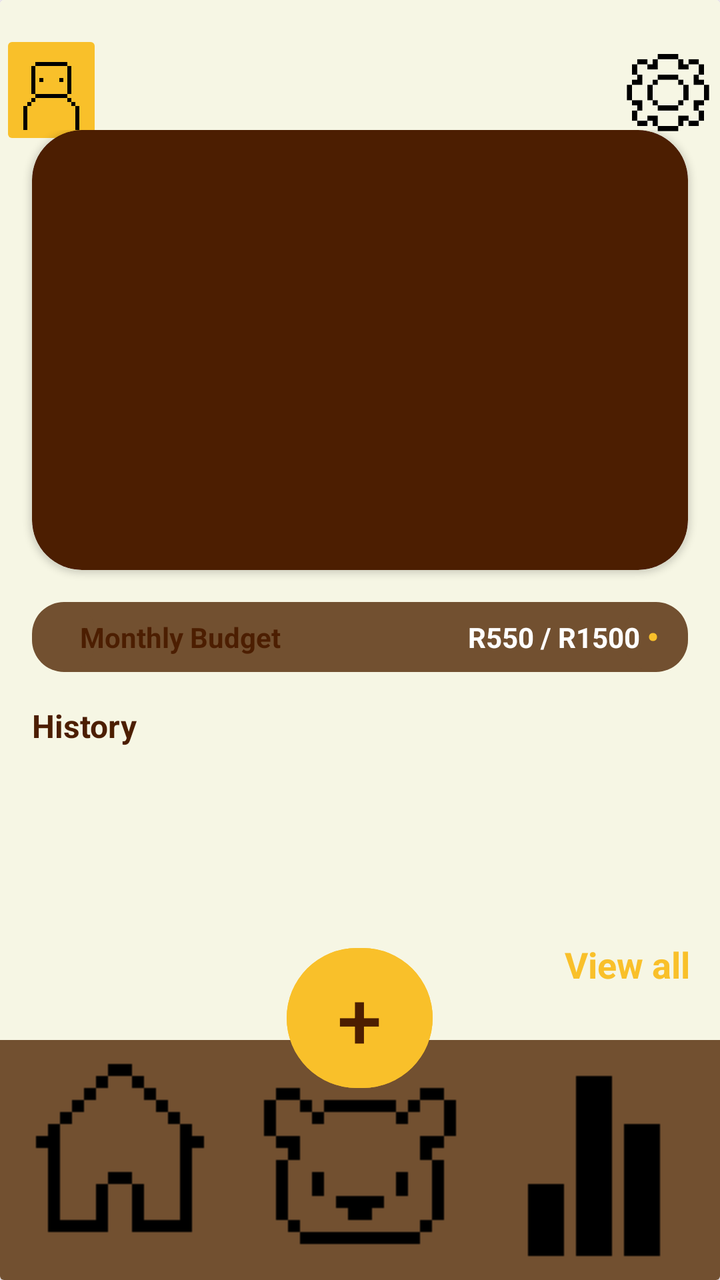
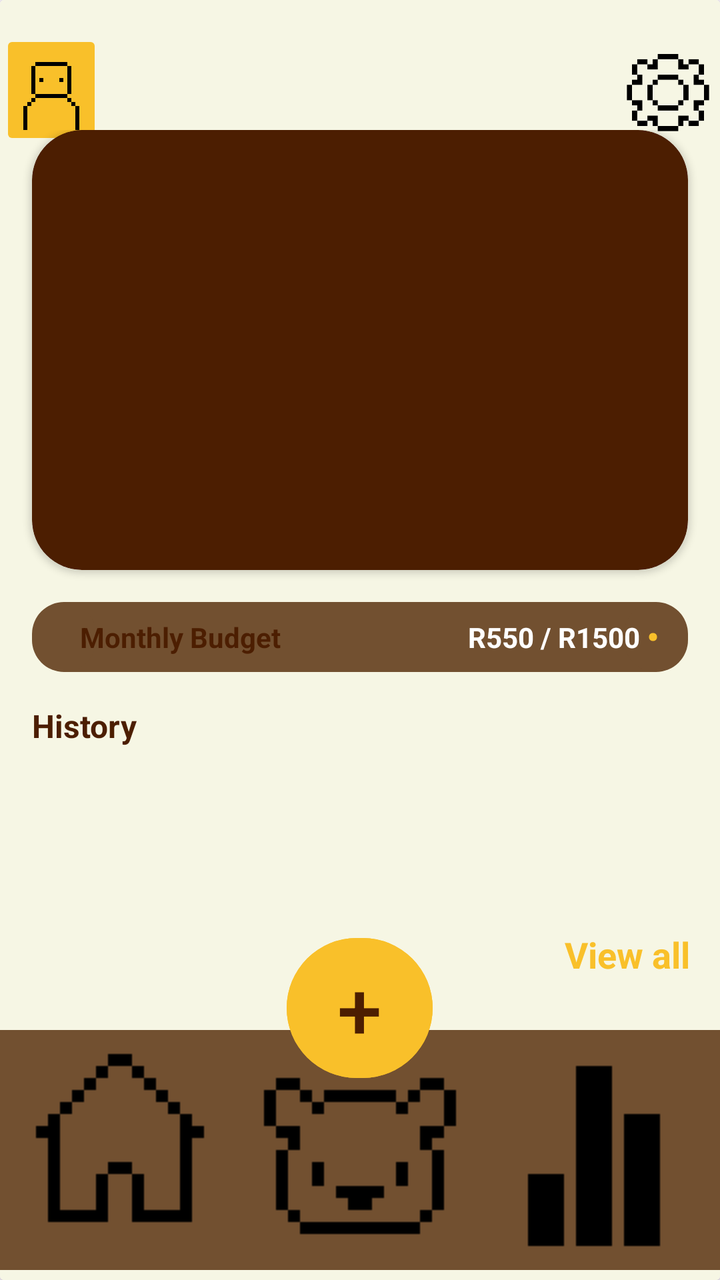

Before-and-after screenshots of an Android layout around one commit, followed by the original layout XML and the change that was made.
<!-- AndroidManifest.xml: application theme Theme.BeeBudgetingLimited -->
<!-- res/layout/activity_home_screen.xml -->
<?xml version="1.0" encoding="utf-8"?>
<androidx.drawerlayout.widget.DrawerLayout xmlns:android="http://schemas.android.com/apk/res/android"
    xmlns:app="http://schemas.android.com/apk/res-auto"
    xmlns:tools="http://schemas.android.com/tools"
    android:id="@+id/main"
    android:layout_width="match_parent"
    android:layout_height="match_parent"
    android:rotation="0"
    android:rotationX="0"
    android:rotationY="0"
    tools:context=".HomeScreen"
    >

    <androidx.cardview.widget.CardView
        android:layout_width="match_parent"
        android:layout_height="wrap_content">

        <LinearLayout
            android:layout_width="match_parent"
            android:layout_height="match_parent"
            android:orientation="vertical"
            android:background="#f6f6e4">

            

            
            <LinearLayout
                android:id="@+id/topBar"
                android:layout_width="match_parent"
                android:layout_height="60dp"
                android:layout_marginVertical="15dp"
                android:orientation="horizontal">


                <ImageButton
                    android:id="@+id/ProfileBtn"
                    android:layout_width="0dp"
                    android:layout_height="wrap_content"
                    android:layout_weight="0.2"
                    android:backgroundTint="@color/Bright_yellow"
                    android:scaleType="centerCrop"
                    app:srcCompat="@drawable/profileicon" />

                <ImageView
                    android:id="@+id/imageView3"
                    android:layout_width="0dp"
                    android:layout_height="wrap_content"
                    android:layout_weight="1"
                    android:alpha="0"
                    app:srcCompat="@drawable/house" />

                <ImageButton
                    android:id="@+id/Settingsbtn"
                    android:layout_width="0dp"
                    android:layout_height="match_parent"
                    android:layout_weight="0.2"
                    android:background="@android:color/transparent"
                    android:scaleType="fitCenter"
                    app:srcCompat="@drawable/cogicon" />

            </LinearLayout>

        </LinearLayout>

        <androidx.constraintlayout.widget.ConstraintLayout
            android:id="@+id/contentArea"
            android:layout_width="match_parent"
            android:layout_height="match_parent"
            android:layout_marginTop="65dp"
            android:layout_marginBottom="165dp">

            
            <androidx.cardview.widget.CardView
                android:id="@+id/overviewArea"
                android:layout_width="0dp"
                android:layout_height="220dp"
                android:layout_marginStart="16dp"
                android:layout_marginEnd="16dp"
                android:visibility="visible"
                app:cardBackgroundColor="@color/Dark_brown"
                app:cardCornerRadius="25dp"
                app:layout_constraintTop_toTopOf="parent"
                app:layout_constraintStart_toStartOf="parent"
                app:layout_constraintEnd_toEndOf="parent" />

            
            <com.google.android.material.progressindicator.LinearProgressIndicator
                android:id="@+id/progressBarBudget"
                android:layout_width="0dp"
                android:layout_height="wrap_content"
                android:layout_marginStart="16dp"
                android:layout_marginEnd="16dp"
                android:layout_marginTop="16dp"
                app:layout_constraintTop_toBottomOf="@+id/overviewArea"
                app:layout_constraintStart_toStartOf="parent"
                app:layout_constraintEnd_toEndOf="parent"
                android:max="100"
                android:progress="50"
                app:trackCornerRadius="16dp"
                app:trackThickness="35dp"
                app:indicatorColor="@color/Bright_yellow"
                app:trackColor="@color/Gray_brown" />

            <TextView
                android:id="@+id/tvBudgetTitle"
                android:layout_width="wrap_content"
                android:layout_height="wrap_content"
                android:layout_marginStart="24dp"
                android:text="Monthly Budget"
                android:textColor="@color/Dark_brown"
                android:textStyle="bold"
                app:layout_constraintBottom_toBottomOf="@id/progressBarBudget"
                app:layout_constraintStart_toStartOf="@id/progressBarBudget"
                app:layout_constraintTop_toTopOf="@id/progressBarBudget" />

            <TextView
                android:id="@+id/tvBudgetAmounts"
                android:layout_width="wrap_content"
                android:layout_height="wrap_content"
                android:layout_marginEnd="24dp"
                android:text="R550 / R1500"
                android:textColor="@android:color/white"
                android:textStyle="bold"
                app:layout_constraintBottom_toBottomOf="@id/progressBarBudget"
                app:layout_constraintEnd_toEndOf="@id/progressBarBudget"
                app:layout_constraintTop_toTopOf="@id/progressBarBudget" />

            
            <TextView
                android:id="@+id/tvHistoryLabel"
                android:layout_width="wrap_content"
                android:layout_height="wrap_content"
                android:layout_marginStart="16dp"
                android:layout_marginTop="16dp"
                android:text="History"
                android:textColor="@color/Dark_brown"
                android:textStyle="bold"
                android:textSize="16sp"
                app:layout_constraintTop_toBottomOf="@id/progressBarBudget"
                app:layout_constraintStart_toStartOf="parent" />

            
            <androidx.recyclerview.widget.RecyclerView
                android:id="@+id/rvTransactionHistory"
                android:layout_width="0dp"
                android:layout_height="0dp"
                android:layout_marginStart="16dp"
                android:layout_marginEnd="16dp"
                android:nestedScrollingEnabled="true"
                tools:listitem="@layout/item_transaction"
                app:layout_constraintTop_toBottomOf="@id/tvHistoryLabel"
                app:layout_constraintBottom_toBottomOf="parent"
                app:layout_constraintStart_toStartOf="parent"
                app:layout_constraintEnd_toEndOf="parent" />

        </androidx.constraintlayout.widget.ConstraintLayout>

        <RelativeLayout
            android:id="@+id/bottomBar"
            android:layout_width="match_parent"
            android:layout_height="170dp"
            android:layout_gravity="bottom">

            <TextView
                android:id="@+id/tvViewAll"
                android:layout_width="wrap_content"
                android:layout_height="wrap_content"
                android:text="View all"
                android:textColor="@color/Bright_yellow"
                android:textSize="18sp"
                android:textStyle="bold"
                android:clickable="true"
                android:focusable="true"
                android:background="?attr/selectableItemBackground"
                android:layout_alignParentEnd="true"
                android:layout_marginEnd="15dp"
                android:layout_alignParentTop="true"/>

            <LinearLayout
                android:layout_width="match_parent"
                android:layout_height="match_parent"
                android:gravity="bottom"
                android:orientation="horizontal">

                <ImageButton
                    android:id="@+id/Homebtn"
                    android:layout_width="wrap_content"
                    android:layout_height="wrap_content"
                    android:layout_weight="1"
                    android:background="#725030"
                    app:srcCompat="@drawable/houseicon" />

                <ImageButton
                    android:id="@+id/Barrybtn"
                    android:layout_width="wrap_content"
                    android:layout_height="wrap_content"
                    android:layout_weight="1"
                    android:background="#725030"
                    app:srcCompat="@drawable/bearicon" />

                <ImageButton
                    android:id="@+id/Analyticsbtn"
                    android:layout_width="wrap_content"
                    android:layout_height="wrap_content"
                    android:layout_weight="1"
                    android:background="#725030"
                    app:srcCompat="@drawable/analyticsicon" />



            </LinearLayout>

            <Button
                android:id="@+id/Addbtn"
                android:layout_width="73dp"
                android:layout_height="78dp"
                android:layout_centerHorizontal="true"
                android:layout_marginTop="0dp"

                android:backgroundTint="@color/Bright_yellow"
                android:text="+"
                android:textColor="@color/Dark_brown"
                android:textColorLink="#f2c560"
                android:textSize="40dp" />

        </RelativeLayout>

    </androidx.cardview.widget.CardView>
</androidx.drawerlayout.widget.DrawerLayout>
<!-- res/layout/item_transaction.xml (included above) -->
<?xml version="1.0" encoding="utf-8"?>
<androidx.cardview.widget.CardView xmlns:android="http://schemas.android.com/apk/res/android"
    xmlns:app="http://schemas.android.com/apk/res-auto"
    android:layout_width="match_parent"
    android:layout_height="wrap_content"
    android:layout_marginVertical="4dp"
    android:layout_marginHorizontal="5dp"
    app:cardBackgroundColor="@color/Gray_brown"
    app:cardCornerRadius="16dp"
    app:cardElevation="0dp">

    <RelativeLayout
        android:layout_width="match_parent"
        android:layout_height="wrap_content"
        android:padding="16dp">

        
        <TextView
            android:id="@+id/tvCategoryTitle"
            android:layout_width="wrap_content"
            android:layout_height="wrap_content"
            android:text="Dining out"
            android:textColor="@android:color/white"
            android:textSize="16sp"
            android:textStyle="bold" />

        
        <TextView
            android:id="@+id/tvTransactionNote"
            android:layout_width="wrap_content"
            android:layout_height="wrap_content"
            android:layout_below="@id/tvCategoryTitle"
            android:layout_marginTop="2dp"
            android:text="Note: Gift for mom"
            android:textColor="#C5B395"
            android:textSize="12sp"
            android:visibility="gone" />

        
        <TextView
            android:id="@+id/tvTransactionAmount"
            android:layout_width="wrap_content"
            android:layout_height="wrap_content"
            android:layout_alignParentEnd="true"
            android:layout_centerVertical="true"
            android:text="-R250"
            android:textColor="@color/Bright_yellow"
            android:textSize="18sp"
            android:textStyle="bold" />

    </RelativeLayout>
</androidx.cardview.widget.CardView>
<!-- resources referenced by this layout -->
<resources>
  <color name="Bright_yellow">#f9c02a</color>
  <color name="Dark_brown">#4c1e01</color>
  <color name="Gray_brown">#725030</color>
  <!-- drawable analyticsicon: png bitmap (drawable, 346 bytes) -->
  <!-- drawable bearicon: png bitmap (drawable, 423 bytes) -->
  <!-- drawable cogicon: png bitmap (drawable, 702 bytes) -->
  <!-- drawable house: png bitmap (drawable, 413934 bytes) -->
  <!-- drawable houseicon: png bitmap (drawable, 405 bytes) -->
  <!-- drawable profileicon: png bitmap (drawable, 471 bytes) -->
  <style name="Theme.BeeBudgetingLimited" parent="Base.Theme.BeeBudgetingLimited" />
  <style name="Base.Theme.BeeBudgetingLimited" parent="Theme.Material3.DayNight.NoActionBar">
          
          
      </style>
</resources>

<!-- the commit's change to res/layout/activity_home_screen.xml (unified diff, before → after) -->
@@ -159,22 +159,23 @@
             android:id="@+id/bottomBar"
             android:layout_width="match_parent"
             android:layout_height="170dp"
-            android:layout_gravity="bottom">
+            android:layout_gravity="bottom"
+            android:layout_marginVertical="5dp">
 
             <TextView
                 android:id="@+id/tvViewAll"
                 android:layout_width="wrap_content"
                 android:layout_height="wrap_content"
+                android:layout_alignParentTop="true"
+                android:layout_alignParentEnd="true"
+                android:layout_marginEnd="15dp"
+                android:background="?attr/selectableItemBackground"
+                android:clickable="true"
+                android:focusable="true"
                 android:text="View all"
                 android:textColor="@color/Bright_yellow"
                 android:textSize="18sp"
-                android:textStyle="bold"
-                android:clickable="true"
-                android:focusable="true"
-                android:background="?attr/selectableItemBackground"
-                android:layout_alignParentEnd="true"
-                android:layout_marginEnd="15dp"
-                android:layout_alignParentTop="true"/>
+                android:textStyle="bold" />
 
             <LinearLayout
                 android:layout_width="match_parent"
@@ -205,7 +206,6 @@
                     android:layout_weight="1"
                     android:background="#725030"
                     app:srcCompat="@drawable/analyticsicon" />
-
 
 
             </LinearLayout>
@@ -233,8 +233,8 @@
     xmlns:app="http://schemas.android.com/apk/res-auto"
     android:layout_width="match_parent"
     android:layout_height="wrap_content"
+    android:layout_marginHorizontal="5dp"
     android:layout_marginVertical="4dp"
-    android:layout_marginHorizontal="5dp"
     app:cardBackgroundColor="@color/Gray_brown"
     app:cardCornerRadius="16dp"
     app:cardElevation="0dp">
@@ -279,4 +279,17 @@
             android:textStyle="bold" />
 
     </RelativeLayout>
+
+    <LinearLayout
+        android:layout_width="match_parent"
+        android:layout_height="match_parent"
+        android:layout_marginVertical="50dp"
+        android:orientation="vertical">
+
+        <ImageView
+            android:id="@+id/ivTransactionPhoto"
+            android:layout_width="match_parent"
+            android:layout_height="wrap_content"
+            app:srcCompat="@drawable/cameraicon" />
+    </LinearLayout>
 </androidx.cardview.widget.CardView>
<!-- resource entries referenced after the edit -->
@@ -5,6 +5,7 @@
   <color name="Gray_brown">#725030</color>
   <!-- drawable analyticsicon: png bitmap (drawable, 346 bytes) -->
   <!-- drawable bearicon: png bitmap (drawable, 423 bytes) -->
+  <!-- drawable cameraicon: png bitmap (drawable, 405 bytes) -->
   <!-- drawable cogicon: png bitmap (drawable, 702 bytes) -->
   <!-- drawable house: png bitmap (drawable, 413934 bytes) -->
   <!-- drawable houseicon: png bitmap (drawable, 405 bytes) -->
